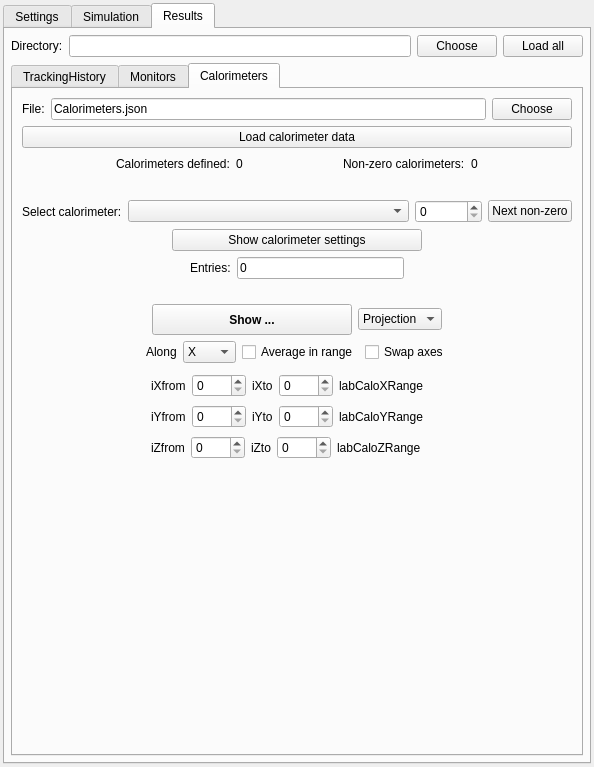
Qt form ants3bundle/src/ants3/gui/particleSim/aparticlesimwin.ui (andrmor/ANTS3bundle) before a commit.
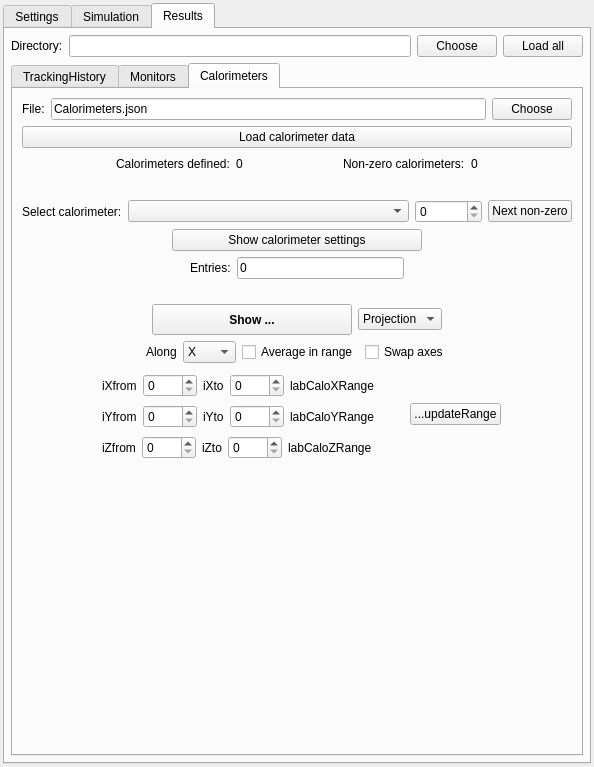
The same form after that commit. The open tabs and pages were chosen to show the change. Icons and pictures are not drawn.

```diff
--- a/ants3bundle/src/ants3/gui/particleSim/aparticlesimwin.ui
+++ b/ants3bundle/src/ants3/gui/particleSim/aparticlesimwin.ui
@@ -4789,6 +4789,13 @@
                    </item>
                   </layout>
                  </item>
+                 <item>
+                  <widget class="QPushButton" name="pbUpdateCaloRange">
+                   <property name="text">
+                    <string>...updateRange</string>
+                   </property>
+                  </widget>
+                 </item>
                  <item>
                   <spacer name="horizontalSpacer_67">
                    <property name="orientation">
```
Left out of the diff: 96 changed lines with no effect on the pictures.
